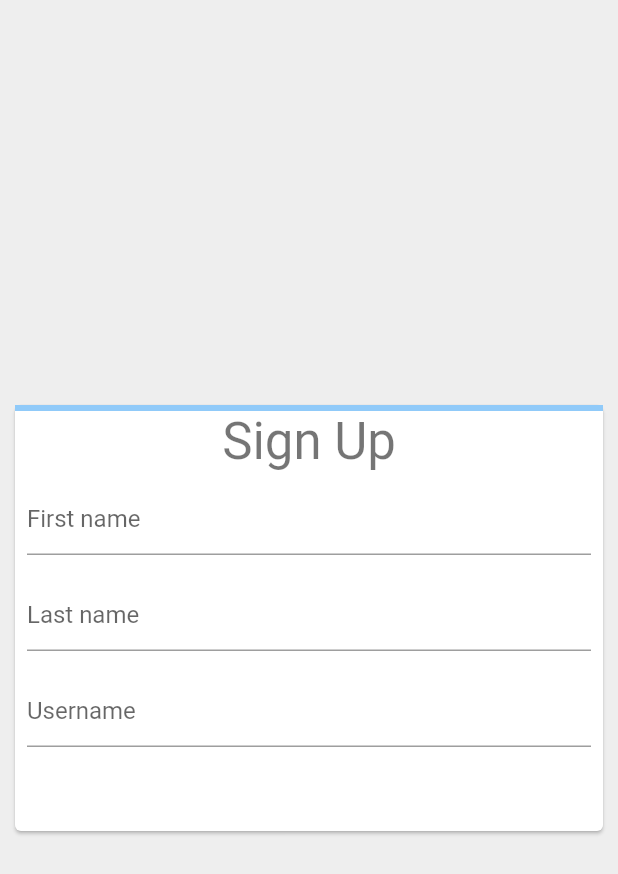
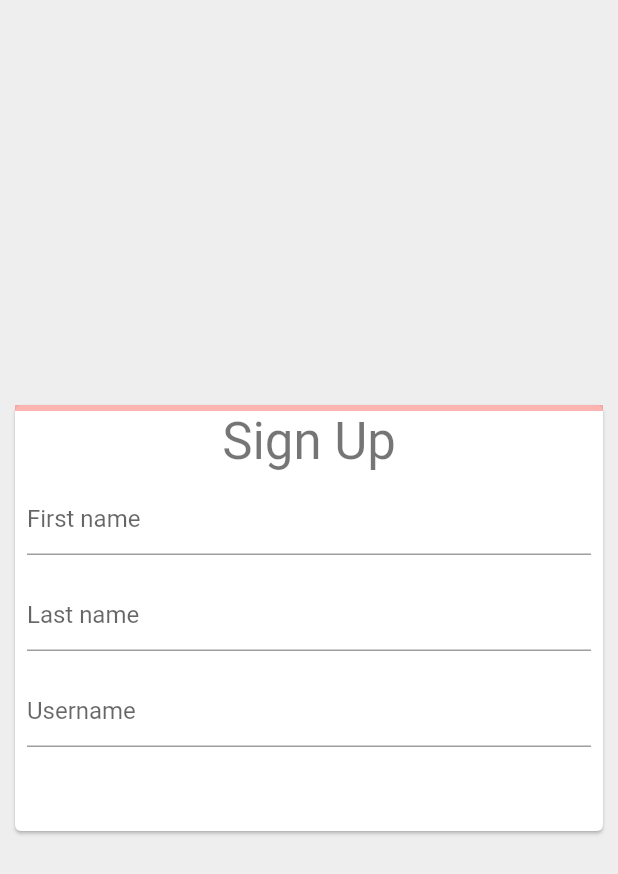
Before and after one commit to yyu/hi-flutter, a Flutter app: the screen it shows after launch, on a phone screen of 412 x 824 dp. Shown: the top 874 px of the screen. Run offline on Flutter 3.47's test engine with Material 2 defaults, Android fonts, the light colour scheme and no system bars.

Commit message:
[flutter web codelab] Step 3: Add animation for sign in progress

```diff
--- a/signin_example/lib/main.dart
+++ b/signin_example/lib/main.dart
@@ -50,7 +50,7 @@
       child: Column(
         mainAxisSize: MainAxisSize.min,
         children: [
-          LinearProgressIndicator(value: _formProgress),
+          AnimatedProgressIndicator(value: _formProgress),
           Text('Sign Up', style: Theme
               .of(context)
               .textTheme
@@ -121,3 +121,64 @@
     );
   }
 }
+
+class AnimatedProgressIndicator extends StatefulWidget {
+  final double value;
+
+  AnimatedProgressIndicator({
+    @required this.value,
+  });
+
+  @override
+  State<StatefulWidget> createState() {
+    return _AnimatedProgressIndicatorState();
+  }
+}
+
+class _AnimatedProgressIndicatorState extends State<AnimatedProgressIndicator>
+  with SingleTickerProviderStateMixin {
+  AnimationController _controller;
+  Animation<Color> _colorAnimation;
+  Animation<double> _curveAnimation;
+
+  void initState() {
+    super.initState();
+    _controller = AnimationController(
+      duration: Duration(milliseconds: 1200), vsync: this);
+
+    var colorTween = TweenSequence([
+      TweenSequenceItem(
+        tween: ColorTween(begin: Colors.red, end: Colors.orange),
+        weight: 1,
+      ),
+      TweenSequenceItem(
+        tween: ColorTween(begin: Colors.orange, end: Colors.yellow),
+        weight: 1,
+      ),
+      TweenSequenceItem(
+        tween: ColorTween(begin: Colors.yellow, end: Colors.green),
+        weight: 1
+      ),
+    ]);
+
+    _colorAnimation = _controller.drive(colorTween);
+    _curveAnimation = _controller.drive(CurveTween(curve: Curves.easeIn));
+  }
+
+  void didUpdateWidget(oldWidget) {
+    super.didUpdateWidget(oldWidget);
+    _controller.animateTo(widget.value);
+  }
+
+  @override
+  Widget build(BuildContext context) {
+    return AnimatedBuilder(
+      animation: _controller,
+      builder: (context, child) => LinearProgressIndicator(
+        value: _curveAnimation.value,
+        valueColor: _colorAnimation,
+        backgroundColor: _colorAnimation.value.withOpacity(0.4),
+      ),
+    );
+  }
+}
```
